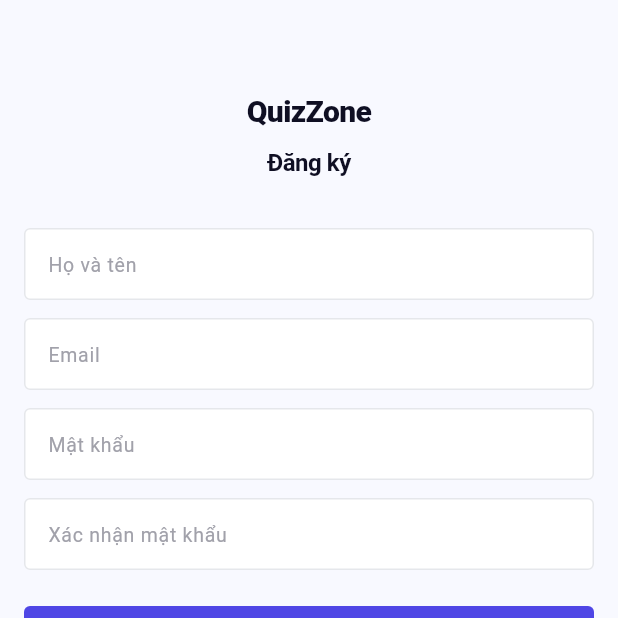
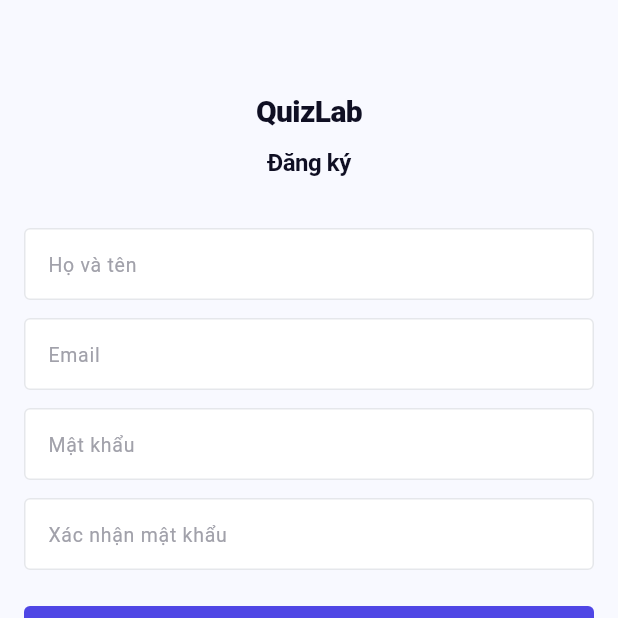
Before and after one commit to lalaaa0401/gr2_se1941_prm393, a Flutter app: the screen it shows after launch, after a tap on "Chưa có tài khoản? Đăng ký", on a phone screen of 412 x 824 dp, the top half of it. Run offline on Flutter 3.47's test engine with Material 3 defaults, Android fonts, the phone set to English and light mode, and no system bars; our stand-ins replace dio, fl_chart, go_router, shared_preferences; accounts and stored records are empty.

Commit message:
chore(rename): QuizZone → QuizLab across all user-visible strings and class names

```diff
--- a/lib/core/api_client.dart
+++ b/lib/core/api_client.dart
@@ -40,7 +40,7 @@ class ApiClient {
             await prefs.remove('access_token');
             AuthState.instance.update(false);
           } else {
-            // Phát lỗi ra ErrorBus để QuizZoneApp hiển thị SnackBar
+            // Phát lỗi ra ErrorBus để QuizLabApp hiển thị SnackBar
             ErrorBus.instance.emit(_buildMessage(error));
           }
           return handler.next(error);
--- a/lib/core/app_colors.dart
+++ b/lib/core/app_colors.dart
@@ -1,6 +1,6 @@
 import 'package:flutter/material.dart';
 
-/// Toàn bộ màu sắc của QuizZone
+/// Toàn bộ màu sắc của QuizLab
 class AppColors {
   AppColors._();
 
--- a/lib/core/app_strings.dart
+++ b/lib/core/app_strings.dart
@@ -1,9 +1,9 @@
-/// Hardcoded strings cho QuizZone
+/// Hardcoded strings cho QuizLab
 class AppStrings {
   AppStrings._();
 
   // App
-  static const String appName = 'QuizZone';
+  static const String appName = 'QuizLab';
 
   // Auth
   static const String login         = 'Đăng nhập';
--- a/lib/core/app_text_styles.dart
+++ b/lib/core/app_text_styles.dart
@@ -1,7 +1,7 @@
 import 'package:flutter/material.dart';
 import 'app_colors.dart';
 
-/// Typography của QuizZone
+/// Typography của QuizLab
 class AppTextStyles {
   AppTextStyles._();
 
--- a/lib/core/error_bus.dart
+++ b/lib/core/error_bus.dart
@@ -3,7 +3,7 @@ import 'dart:async';
 /// Singleton StreamController — phát error message để hiển thị SnackBar toàn cục.
 ///
 /// API interceptor gọi emit() khi có lỗi mạng/server.
-/// QuizZoneApp lắng nghe stream và hiển thị SnackBar.
+/// QuizLabApp lắng nghe stream và hiển thị SnackBar.
 class ErrorBus {
   static final ErrorBus instance = ErrorBus._();
   ErrorBus._();
--- a/lib/main.dart
+++ b/lib/main.dart
@@ -31,19 +31,19 @@ void main() async {
         ChangeNotifierProvider(create: (_) => ProgressViewModel(apiService)),
         ChangeNotifierProvider(create: (_) => ChatViewModel(apiService)),
       ],
-      child: const QuizZoneApp(),
+      child: const QuizLabApp(),
     ),
   );
 }
 
-class QuizZoneApp extends StatefulWidget {
-  const QuizZoneApp({super.key});
+class QuizLabApp extends StatefulWidget {
+  const QuizLabApp({super.key});
 
   @override
-  State<QuizZoneApp> createState() => _QuizZoneAppState();
+  State<QuizLabApp> createState() => _QuizLabAppState();
 }
 
-class _QuizZoneAppState extends State<QuizZoneApp> {
+class _QuizLabAppState extends State<QuizLabApp> {
   StreamSubscription<String>? _errorSub;
 
   @override
@@ -71,7 +71,7 @@ class _QuizZoneAppState extends State<QuizZoneApp> {
   @override
   Widget build(BuildContext context) {
     return MaterialApp.router(
-      title: 'QuizZone',
+      title: 'QuizLab',
       scaffoldMessengerKey: scaffoldMessengerKey,
       debugShowCheckedModeBanner: false,
       theme: ThemeData(
--- a/lib/services/api_service.dart
+++ b/lib/services/api_service.dart
@@ -7,7 +7,7 @@ import '../models/notification.dart';
 import '../models/message.dart';
 import '../models/study_progress.dart';
 
-/// Tất cả HTTP calls đến QuizZone REST API
+/// Tất cả HTTP calls đến QuizLab REST API
 /// Base URL: http://10.0.2.2:8080
 /// Response format: { "success": bool, "message": String, "data": T }
 class ApiService {
--- a/lib/views/auth/login_page.dart
+++ b/lib/views/auth/login_page.dart
@@ -76,7 +76,7 @@ class _LoginPageState extends State<LoginPage> {
             children: [
               const SizedBox(height: 48),
               const Text(
-                'QuizZone',
+                'QuizLab',
                 textAlign: TextAlign.center,
                 style: TextStyle(
                   fontSize: 20,
--- a/lib/views/auth/register_page.dart
+++ b/lib/views/auth/register_page.dart
@@ -90,7 +90,7 @@ class _RegisterPageState extends State<RegisterPage> {
             children: [
               const SizedBox(height: 48),
               const Text(
-                'QuizZone',
+                'QuizLab',
                 textAlign: TextAlign.center,
                 style: TextStyle(
                   fontSize: 20,
--- a/lib/views/splash_screen.dart
+++ b/lib/views/splash_screen.dart
@@ -41,7 +41,7 @@ class _SplashScreenState extends State<SplashScreen> {
           mainAxisAlignment: MainAxisAlignment.center,
           children: const [
             Text(
-              'QuizZone',
+              'QuizLab',
               style: TextStyle(
                 fontSize: 20,
                 fontWeight: FontWeight.w800,
--- a/pubspec.yaml
+++ b/pubspec.yaml
@@ -1,5 +1,5 @@
 name: quizzone
-description: QuizZone – Flashcard learning app for PRM393 Group 2 SE1941
+description: QuizLab – Flashcard learning app for PRM393 Group 2 SE1941
 publish_to: 'none'
 version: 1.0.0+1
 
```
Also changed, not shown: 2 other files.
